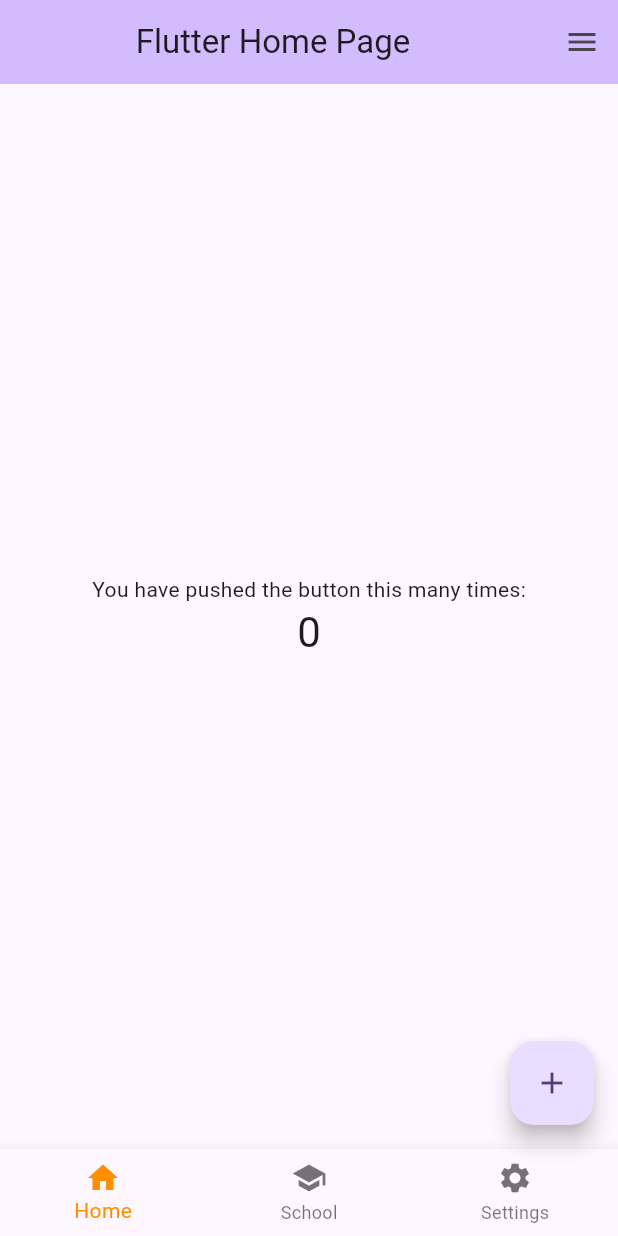
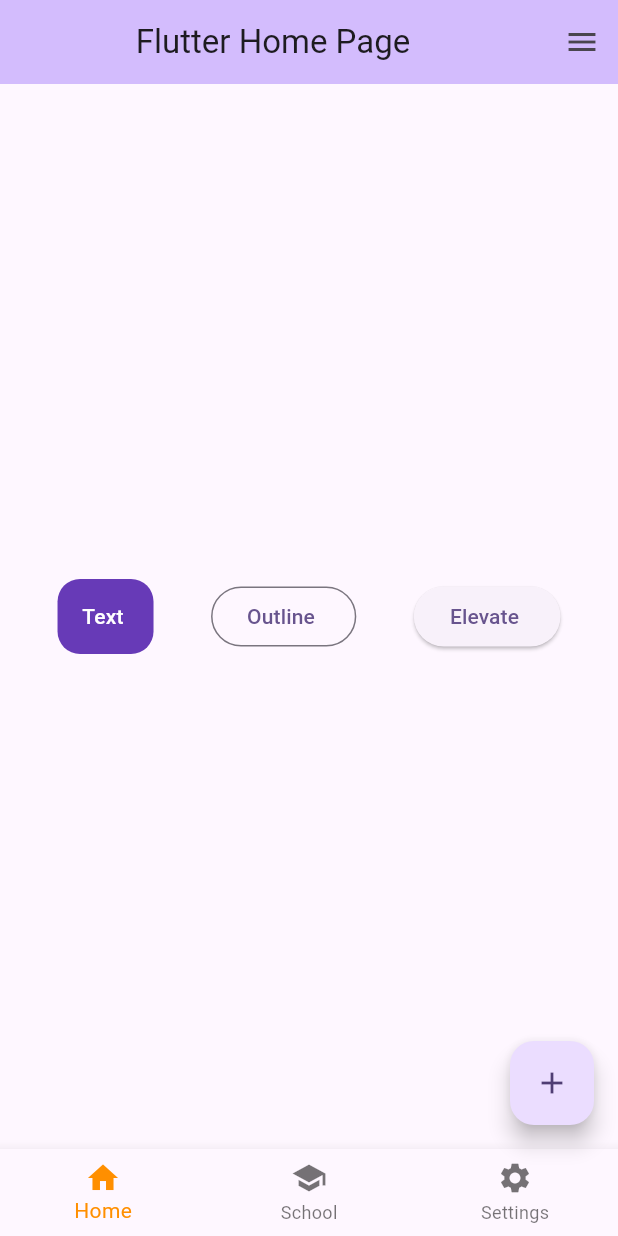
Before and after one commit to Meftahul-Anu13/flutter_project, a Flutter app: the screen it shows after launch, on a phone screen of 412 x 824 dp. Run offline on Flutter 3.47's test engine with Material 3 defaults, Android fonts, the phone set to English and light mode, and no system bars.

Commit message:
ButtonStyle

```diff
--- a/lib/main.dart
+++ b/lib/main.dart
@@ -31,7 +31,7 @@ class MyApp extends StatelessWidget {
         colorScheme: ColorScheme.fromSeed(seedColor: Colors.deepPurple),
         useMaterial3: true,
       ),
-      home: const MyHomePage(title: 'Flutter Home Page'),
+      home:  MyHomePage(title: 'Flutter Home Page'),
       debugShowCheckedModeBanner: false,
     );
   }
@@ -113,6 +113,12 @@ class _MyHomePageState extends State<MyHomePage> {
         ),
       );
   }
+  final ButtonStyle buttonStyle=ElevatedButton.styleFrom(
+    padding: EdgeInsets.all(100),
+    backgroundColor: Colors.purple,
+    foregroundColor:Colors.white
+
+  );
 
   @override
   Widget build(BuildContext context) {
@@ -122,6 +128,16 @@ class _MyHomePageState extends State<MyHomePage> {
     // The Flutter framework has been optimized to make rerunning build methods
     // fast, so that you can just rebuild anything that needs updating rather
     // than having to individually change instances of widgets.
+     ButtonStyle buttonStyle=ElevatedButton.styleFrom(
+        padding: EdgeInsets.all(15),
+        backgroundColor: Colors.deepPurple,
+
+        foregroundColor:Colors.white,
+       shape: RoundedRectangleBorder(
+         borderRadius: BorderRadius.all(Radius.circular(15))
+       )
+
+    );
     return Scaffold(
       appBar: AppBar(
         // TRY THIS: Try changing the color here to a specific color (to
@@ -136,18 +152,28 @@ class _MyHomePageState extends State<MyHomePage> {
         // Center is a layout widget. It takes a single child and positions it
         // in the middle of the parent.
         child: Column(
-          mainAxisAlignment: MainAxisAlignment.center,
-          children: <Widget>[
-            const Text(
-              'You have pushed the button this many times:',
-            ),
-            Text(
-              '$_counter',
-              style: Theme.of(context).textTheme.headlineMedium,
-            ),
+          mainAxisAlignment: MainAxisAlignment.center ,
+          children:
+          <Widget>[
+            // const Text(
+            //   'You have pushed the button this many times:',
+            // ),
+            // Text(
+            //   '$_counter',
+            //   style: Theme.of(context).textTheme.headlineMedium,
+            // ),
+            Row(
+              mainAxisAlignment: MainAxisAlignment.spaceEvenly,
+              children: [
+                TextButton(onPressed: (){mySnackbar("this is text Button", context);}, child: Text('Text '),style: buttonStyle,),
+                OutlinedButton(onPressed: (){mySnackbar("This is Outline Button", context);}, child: Text('Outline ') ),
+                ElevatedButton(onPressed: (){mySnackbar("This is Elevated Button", context);}, child: Text('Elevate ')),
+              ],
+            )
           ],
         ),
       ),
+
       floatingActionButton: FloatingActionButton(
         onPressed: _incrementCounter,
         tooltip: 'Increment',
```
